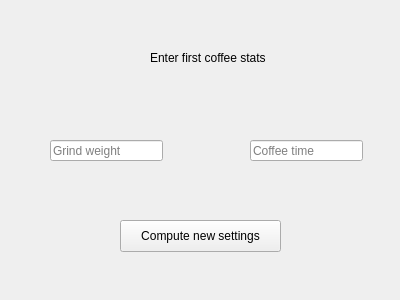
Above: coffeeinput.ui from jamesxsc/coffee before the change. Below: the same form after it.
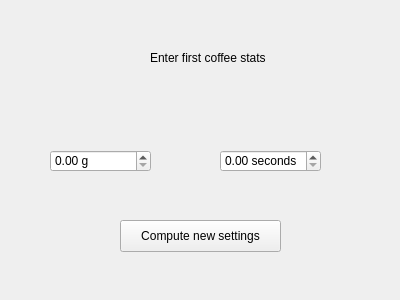
That is the form after the change.

Commit message: input initial info

What changed in the file:
```diff
--- a/coffeeinput.ui
+++ b/coffeeinput.ui
@@ -26,35 +26,6 @@
     <string>Enter first coffee stats</string>
    </property>
   </widget>
-  <widget class="QLineEdit" name="lineEdit">
-   <property name="geometry">
-    <rect>
-     <x>50</x>
-     <y>140</y>
-     <width>113</width>
-     <height>21</height>
-    </rect>
-   </property>
-   <property name="text">
-    <string/>
-   </property>
-   <property name="placeholderText">
-    <string>Grind weight</string>
-   </property>
-  </widget>
-  <widget class="QLineEdit" name="lineEdit_2">
-   <property name="geometry">
-    <rect>
-     <x>250</x>
-     <y>140</y>
-     <width>113</width>
-     <height>21</height>
-    </rect>
-   </property>
-   <property name="placeholderText">
-    <string>Coffee time</string>
-   </property>
-  </widget>
   <widget class="QPushButton" name="pushButton">
    <property name="geometry">
     <rect>
@@ -68,6 +39,38 @@
     <string>Compute new settings</string>
    </property>
   </widget>
+  <widget class="QDoubleSpinBox" name="inputGrindWeight">
+   <property name="geometry">
+    <rect>
+     <x>50</x>
+     <y>150</y>
+     <width>101</width>
+     <height>22</height>
+    </rect>
+   </property>
+   <property name="suffix">
+    <string> g</string>
+   </property>
+   <property name="singleStep">
+    <double>0.050000000000000</double>
+   </property>
+  </widget>
+  <widget class="QDoubleSpinBox" name="inputExtractionTime">
+   <property name="geometry">
+    <rect>
+     <x>220</x>
+     <y>150</y>
+     <width>101</width>
+     <height>22</height>
+    </rect>
+   </property>
+   <property name="suffix">
+    <string> seconds</string>
+   </property>
+   <property name="singleStep">
+    <double>0.050000000000000</double>
+   </property>
+  </widget>
  </widget>
  <resources/>
  <connections/>
```
Left out of the diff: 24 changed lines with no effect on the pictures. The commit also changes 11 other files.
